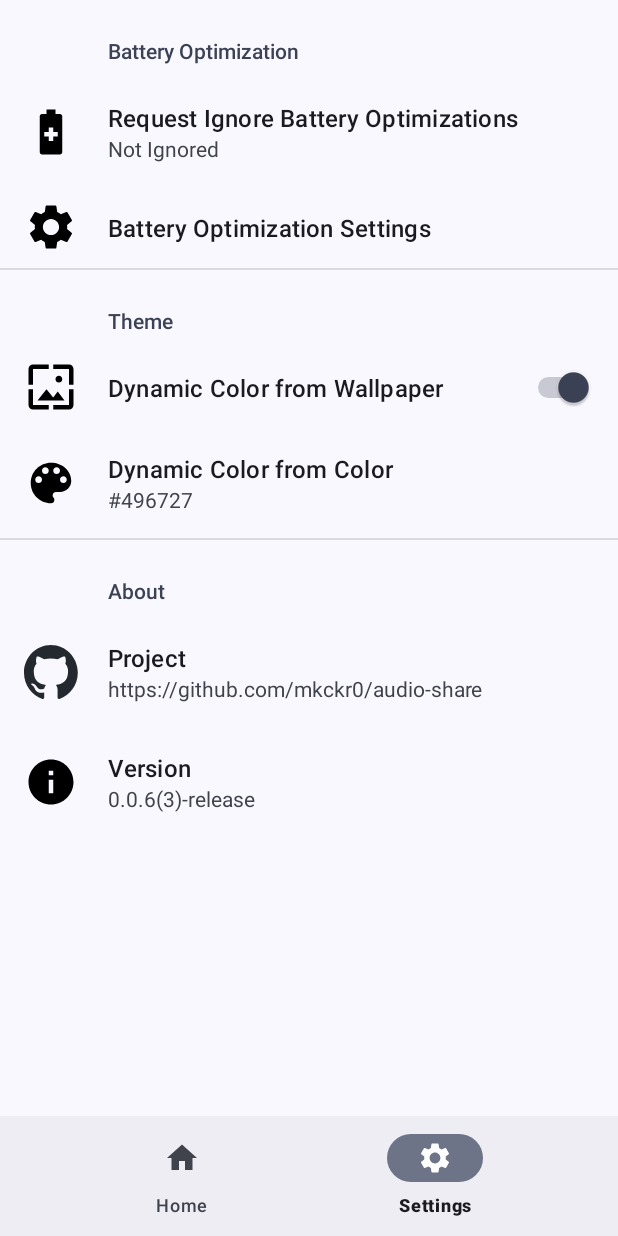
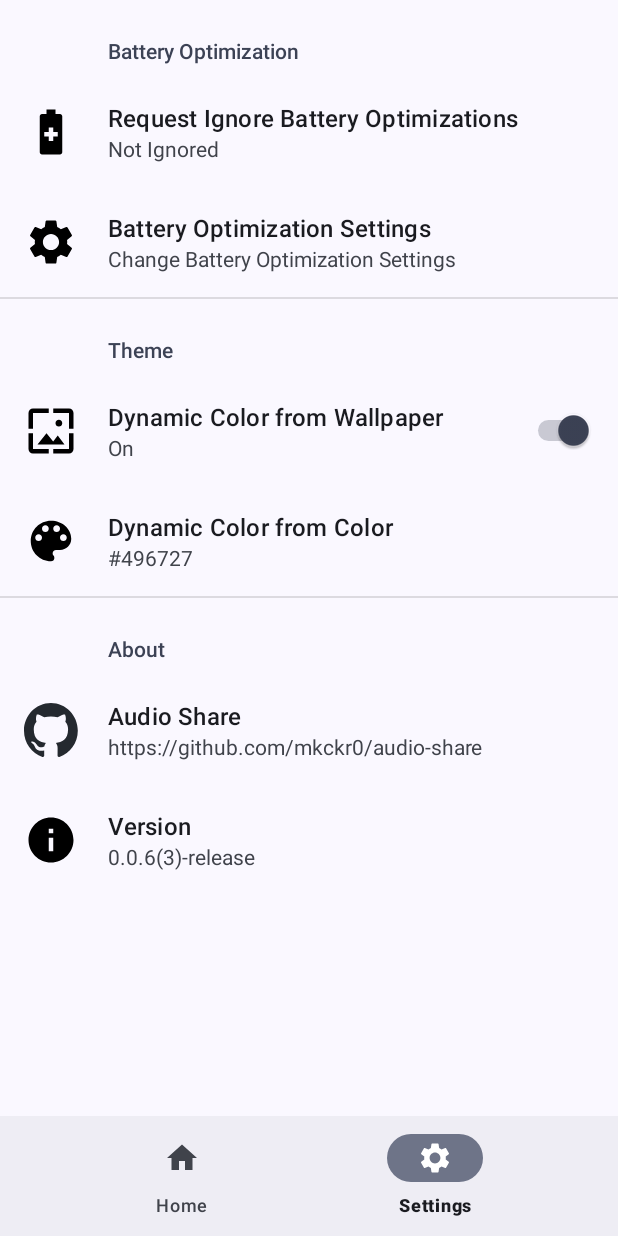
Before and after one commit to mkckr0/audio-share, an Android app: the SettingsFragment screen opened through its navigation route, on a phone screen of 412 x 824 dp. Run offline under Robolectric (Android 15) with nearby library versions, the phone set to English and light mode, and no system bars; our stand-ins replace androidx.preference, navigation-ui; libraries missing offline, so code that uses them is left out: io.netty.bootstrap, io.netty.buffer, io.netty.channel, io.netty.handler.

Commit message:
udpate settings

```diff
--- a/audio-share-app/app/src/main/res/xml/root_preferences.xml
+++ b/audio-share-app/app/src/main/res/xml/root_preferences.xml
@@ -1,9 +1,7 @@
 <PreferenceScreen xmlns:app="http://schemas.android.com/apk/res-auto"
     xmlns:android="http://schemas.android.com/apk/res/android">
 
-    <PreferenceCategory
-        app:title="Battery Optimization"
-        app:iconSpaceReserved="true">
+    <PreferenceCategory app:title="Battery Optimization">
         <Preference
             app:key="request_ignore_battery_optimizations"
             app:title="Request Ignore Battery Optimizations"
@@ -17,6 +15,7 @@
         <Preference
             app:key="battery_optimization"
             app:title="Battery Optimization Settings"
+            app:summary="Change Battery Optimization Settings"
             app:icon="@drawable/baseline_settings">
             <intent android:action="android.settings.IGNORE_BATTERY_OPTIMIZATION_SETTINGS"/>
         </Preference>
@@ -27,6 +26,8 @@
             app:key="theme_use_wallpaper"
             app:title="Dynamic Color from Wallpaper"
             app:icon="@drawable/baseline_wallpaper"
+            app:summaryOn="On"
+            app:summaryOff="Off"
             app:defaultValue="@bool/theme_use_wallpaper_default"/>
         <EditTextPreference
             app:key="theme_color"
@@ -36,11 +37,9 @@
             app:useSimpleSummaryProvider="true" />
     </PreferenceCategory>
 
-    <PreferenceCategory
-        app:title="About"
-        app:iconSpaceReserved="true">
+    <PreferenceCategory app:title="About">
         <Preference
-            app:title="Project"
+            app:title="@string/app_name"
             app:summary="@string/project_url"
             app:icon="@drawable/github_mark">
             <intent
```
